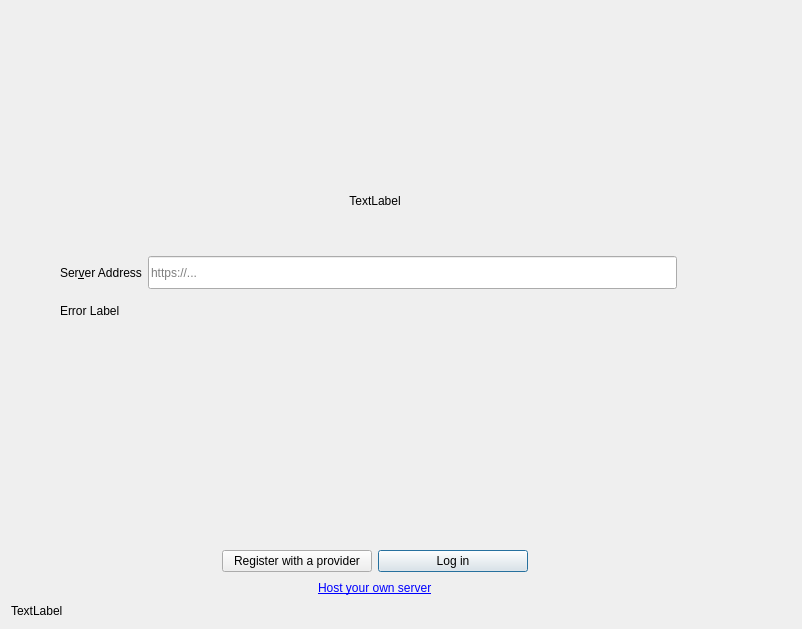
First picture: the form in src/gui/wizard/owncloudsetupnocredspage.ui, repository nextcloud/desktop, before the edit.
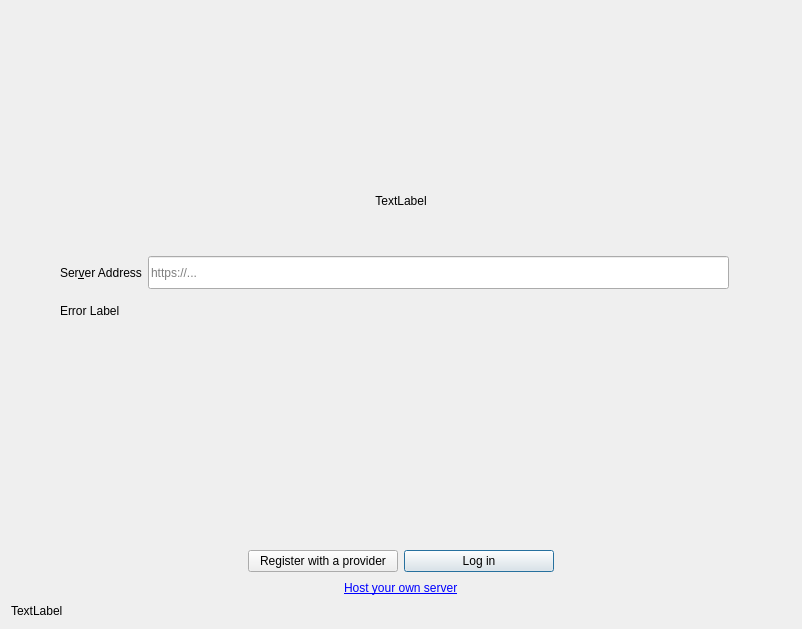
Second picture: the form after the edit. Icons and pictures are not drawn. Custom widgets are drawn as their Qt base class.

Commit message: Fixed wrong resource paths

Patch:
```diff
--- a/src/gui/wizard/owncloudsetupnocredspage.ui
+++ b/src/gui/wizard/owncloudsetupnocredspage.ui
@@ -27,22 +27,6 @@
   </property>
   <layout class="QGridLayout" name="gridLayout">
    <item row="16" column="0">
-    <widget class="QLabel" name="bottomLabel">
-     <property name="minimumSize">
-      <size>
-       <width>0</width>
-       <height>0</height>
-      </size>
-     </property>
-     <property name="text">
-      <string notr="true">TextLabel</string>
-     </property>
-     <property name="textFormat">
-      <enum>Qt::RichText</enum>
-     </property>
-    </widget>
-   </item>
-   <item row="14" column="0">
     <layout class="QHBoxLayout" name="horizontalLayout_3">
      <property name="bottomMargin">
       <number>0</number>
@@ -85,13 +69,13 @@
      </item>
     </layout>
    </item>
-   <item row="3" column="0">
-    <widget class="QLabel" name="topLabel">
-     <property name="sizePolicy">
-      <sizepolicy hsizetype="Preferred" vsizetype="Fixed">
-       <horstretch>0</horstretch>
-       <verstretch>0</verstretch>
-      </sizepolicy>
+   <item row="17" column="0">
+    <widget class="QLabel" name="bottomLabel">
+     <property name="minimumSize">
+      <size>
+       <width>0</width>
+       <height>0</height>
+      </size>
      </property>
      <property name="text">
       <string notr="true">TextLabel</string>
@@ -99,15 +83,41 @@
      <property name="textFormat">
       <enum>Qt::RichText</enum>
      </property>
-     <property name="alignment">
-      <set>Qt::AlignCenter</set>
-     </property>
-     <property name="wordWrap">
-      <bool>true</bool>
-     </property>
     </widget>
    </item>
-   <item row="11" column="0" rowspan="2">
+   <item row="8" column="0">
+    <spacer name="verticalSpacer_4">
+     <property name="orientation">
+      <enum>Qt::Vertical</enum>
+     </property>
+     <property name="sizeType">
+      <enum>QSizePolicy::MinimumExpanding</enum>
+     </property>
+     <property name="sizeHint" stdset="0">
+      <size>
+       <width>20</width>
+       <height>20</height>
+      </size>
+     </property>
+    </spacer>
+   </item>
+   <item row="0" column="0">
+    <spacer name="verticalSpacer_5">
+     <property name="orientation">
+      <enum>Qt::Vertical</enum>
+     </property>
+     <property name="sizeType">
+      <enum>QSizePolicy::MinimumExpanding</enum>
+     </property>
+     <property name="sizeHint" stdset="0">
+      <size>
+       <width>20</width>
+       <height>20</height>
+      </size>
+     </property>
+    </spacer>
+   </item>
+   <item row="13" column="0" rowspan="2">
     <layout class="QHBoxLayout" name="buttons" stretch="0,0,0,0">
      <property name="spacing">
       <number>6</number>
@@ -190,41 +200,10 @@
      </item>
     </layout>
    </item>
-   <item row="6" column="0">
-    <spacer name="verticalSpacer_4">
-     <property name="orientation">
-      <enum>Qt::Vertical</enum>
-     </property>
-     <property name="sizeType">
-      <enum>QSizePolicy::MinimumExpanding</enum>
-     </property>
-     <property name="sizeHint" stdset="0">
-      <size>
-       <width>20</width>
-       <height>20</height>
-      </size>
-     </property>
-    </spacer>
-   </item>
-   <item row="15" column="3">
-    <layout class="QHBoxLayout" name="horizontalLayout_3">
-     <property name="bottomMargin">
-      <number>0</number>
-     </property>
-    </layout>
-   </item>
    <item row="2" column="3">
-    <widget class="OCC::SlideShow" name="slideShow" native="true">
-     <property name="font">
-      <font>
-       <pointsize>12</pointsize>
-       <weight>75</weight>
-       <bold>true</bold>
-      </font>
-     </property>
-    </widget>
+
    </item>
-   <item row="4" column="0">
+   <item row="6" column="0">
     <widget class="QWidget" name="login" native="true">
      <property name="sizePolicy">
       <sizepolicy hsizetype="Minimum" vsizetype="Expanding">
@@ -392,115 +371,121 @@
      </layout>
     </widget>
    </item>
-   <item row="0" column="0">
-    <spacer name="verticalSpacer_5">
-     <property name="orientation">
-      <enum>Qt::Vertical</enum>
-     </property>
-     <property name="sizeType">
-      <enum>QSizePolicy::MinimumExpanding</enum>
-     </property>
-     <property name="sizeHint" stdset="0">
-      <size>
-       <width>20</width>
-       <height>20</height>
-      </size>
-     </property>
-    </spacer>
-   </item>
-   <item row="2" column="4">
-    <widget class="QPushButton" name="nextButton">
-     <property name="enabled">
-      <bool>true</bool>
-     </property>
+   <item row="5" column="0">
+    <widget class="QLabel" name="topLabel">
      <property name="sizePolicy">
-      <sizepolicy hsizetype="Fixed" vsizetype="Fixed">
+      <sizepolicy hsizetype="Preferred" vsizetype="Fixed">
        <horstretch>0</horstretch>
        <verstretch>0</verstretch>
       </sizepolicy>
      </property>
-     <property name="mouseTracking">
-      <bool>false</bool>
-     </property>
-     <property name="tabletTracking">
-      <bool>false</bool>
-     </property>
-     <property name="layoutDirection">
-      <enum>Qt::RightToLeft</enum>
-     </property>
-     <property name="autoFillBackground">
-      <bool>false</bool>
-     </property>
      <property name="text">
-      <string/>
+      <string notr="true">TextLabel</string>
      </property>
-     <property name="icon">
-      <iconset resource="../../../client.qrc">
-       <normaloff>:/client/desktop/resources/next.svg</normaloff>:/client/desktop/resources/next.svg</iconset>
+     <property name="textFormat">
+      <enum>Qt::RichText</enum>
      </property>
-     <property name="checkable">
-      <bool>false</bool>
+     <property name="alignment">
+      <set>Qt::AlignCenter</set>
      </property>
-     <property name="autoRepeat">
-      <bool>false</bool>
-     </property>
-     <property name="autoDefault">
-      <bool>false</bool>
-     </property>
-     <property name="default">
-      <bool>false</bool>
-     </property>
-     <property name="flat">
+     <property name="wordWrap">
       <bool>true</bool>
      </property>
     </widget>
    </item>
-   <item row="2" column="0">
-    <widget class="QPushButton" name="previousButton">
-     <property name="enabled">
-      <bool>true</bool>
-     </property>
-     <property name="sizePolicy">
-      <sizepolicy hsizetype="Fixed" vsizetype="Fixed">
-       <horstretch>0</horstretch>
-       <verstretch>0</verstretch>
-      </sizepolicy>
-     </property>
-     <property name="minimumSize">
-      <size>
-       <width>70</width>
-       <height>0</height>
-      </size>
-     </property>
-     <property name="mouseTracking">
-      <bool>false</bool>
-     </property>
-     <property name="autoFillBackground">
-      <bool>false</bool>
-     </property>
-     <property name="text">
-      <string/>
-     </property>
-     <property name="icon">
-      <iconset resource="../../../client.qrc">
-       <normaloff>:/client/desktop/resources/previous.svg</normaloff>:/client/desktop/resources/previous.svg</iconset>
-     </property>
-     <property name="checkable">
-      <bool>false</bool>
-     </property>
-     <property name="autoExclusive">
-      <bool>false</bool>
-     </property>
-     <property name="autoDefault">
-      <bool>false</bool>
-     </property>
-     <property name="default">
-      <bool>false</bool>
-     </property>
-     <property name="flat">
-      <bool>true</bool>
-     </property>
-    </widget>
+   <item row="4" column="0">
+    <layout class="QHBoxLayout" name="horizontalLayout_5">
+     <item>
+      <widget class="QPushButton" name="previousButton">
+       <property name="enabled">
+        <bool>true</bool>
+       </property>
+       <property name="sizePolicy">
+        <sizepolicy hsizetype="Fixed" vsizetype="Fixed">
+         <horstretch>0</horstretch>
+         <verstretch>0</verstretch>
+        </sizepolicy>
+       </property>
+       <property name="minimumSize">
+        <size>
+         <width>50</width>
+         <height>0</height>
+        </size>
+       </property>
+       <property name="text">
+        <string/>
+       </property>
+       <property name="icon">
+        <iconset>
+         <normaloff>:/client/desktop/resources/previous.svg</normaloff>:/client/desktop/resources/previous.svg</iconset>
+       </property>
+       <property name="checkable">
+        <bool>false</bool>
+       </property>
+       <property name="autoDefault">
+        <bool>false</bool>
+       </property>
+       <property name="default">
+        <bool>false</bool>
+       </property>
+       <property name="flat">
+        <bool>true</bool>
+       </property>
+      </widget>
+     </item>
+	 <item>
+	  <widget class="OCC::SlideShow" name="slideShow" native="true">
+       <property name="font">
+        <font>
+         <pointsize>12</pointsize>
+         <weight>75</weight>
+         <bold>true</bold>
+       </font>
+      </property>
+     </widget>
+	</item>
+     <item>
+      <widget class="QPushButton" name="nextButton">
+       <property name="enabled">
+        <bool>true</bool>
+       </property>
+       <property name="sizePolicy">
+        <sizepolicy hsizetype="Fixed" vsizetype="Fixed">
+         <horstretch>0</horstretch>
+         <verstretch>0</verstretch>
+        </sizepolicy>
+       </property>
+       <property name="minimumSize">
+        <size>
+         <width>50</width>
+         <height>0</height>
+        </size>
+       </property>
+       <property name="layoutDirection">
+        <enum>Qt::RightToLeft</enum>
+       </property>
+       <property name="text">
+        <string/>
+       </property>
+       <property name="icon">
+        <iconset>
+         <normaloff>:/client/desktop/resources/next.svg</normaloff>:/client/desktop/resources/next.svg</iconset>
+       </property>
+       <property name="checkable">
+        <bool>false</bool>
+       </property>
+       <property name="autoDefault">
+        <bool>false</bool>
+       </property>
+       <property name="default">
+        <bool>false</bool>
+       </property>
+       <property name="flat">
+        <bool>true</bool>
+       </property>
+      </widget>
+     </item>
+    </layout>
    </item>
   </layout>
  </widget>
```
The commit also changes 1 other file.
